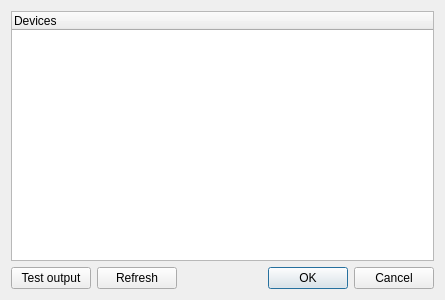
Qt form libs/usbdmxout/configureusbdmxout.ui (Andersbakken/qlc) before a commit.
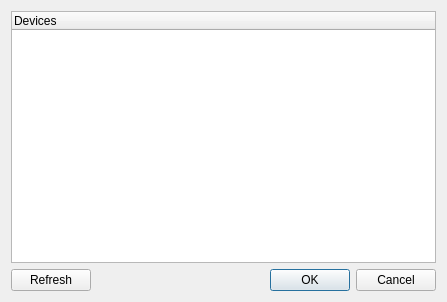
The same form after that commit.

Commit message: Removed the Test Output feature from usbdmx configuration because it messes up QLC's own DMX writer.

The edit to the form file:
```diff
--- a/libs/usbdmxout/configureusbdmxout.ui
+++ b/libs/usbdmxout/configureusbdmxout.ui
@@ -5,8 +5,8 @@
    <rect>
     <x>0</x>
     <y>0</y>
-    <width>445</width>
-    <height>300</height>
+    <width>447</width>
+    <height>302</height>
    </rect>
   </property>
   <property name="windowTitle" >
@@ -34,17 +34,7 @@
      </column>
     </widget>
    </item>
-   <item row="1" column="0" >
-    <widget class="QPushButton" name="m_testButton" >
-     <property name="text" >
-      <string>Test output</string>
-     </property>
-     <property name="checkable" >
-      <bool>true</bool>
-     </property>
-    </widget>
-   </item>
-   <item row="1" column="1" >
+   <item row="1" column="0" colspan="2" >
     <widget class="QPushButton" name="m_refreshButton" >
      <property name="text" >
       <string>Refresh</string>
```
Left out of the diff: 3 changed lines with no effect on the pictures. The commit also changes 2 other files.
